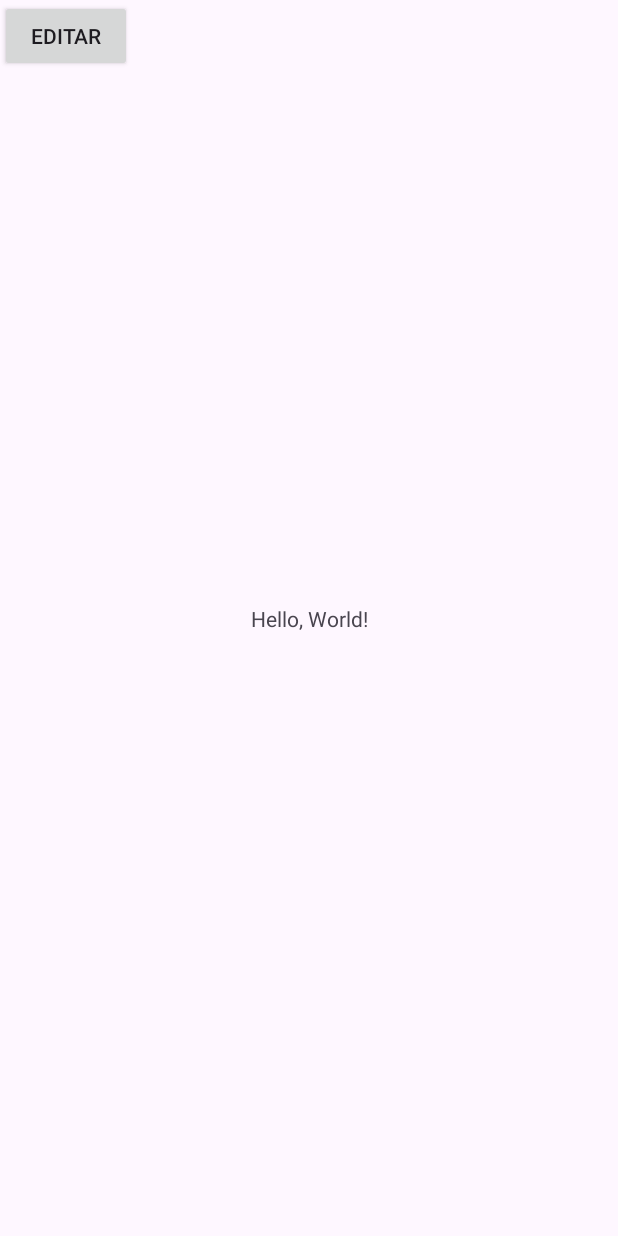
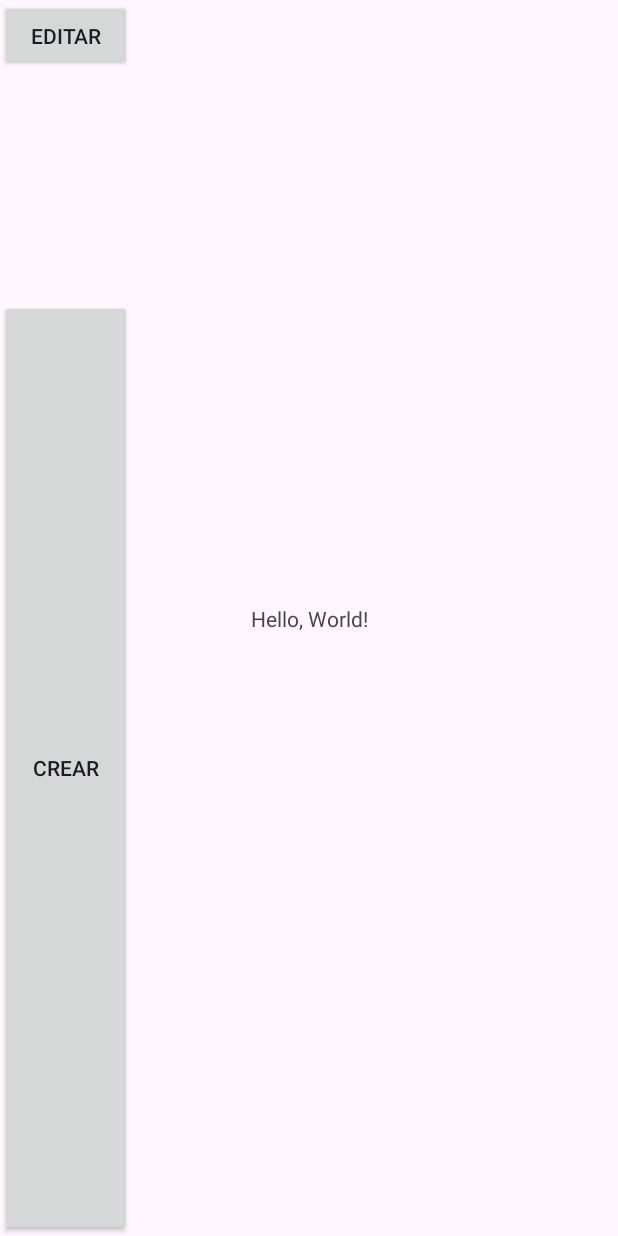
Before and after one commit to ValSua/DogApp, an Android app: the HelloWorldActivity screen opened directly, with no data from a screen before it, on a phone screen of 412 x 824 dp. Run offline under Robolectric (Android 15) with nearby library versions, the phone set to English and light mode, and no system bars; Roboto replaces fonts that are not available here.

Commit message:
link crear y editar eh hello

```diff
--- a/app/src/main/java/com/example/dogapp/HelloWorldActivity.kt
+++ b/app/src/main/java/com/example/dogapp/HelloWorldActivity.kt
@@ -1,5 +1,6 @@
 package com.example.dogapp
 
+import android.annotation.SuppressLint
 import android.content.Intent
 import android.os.Bundle
 import android.view.View
@@ -9,12 +10,15 @@ import androidx.fragment.app.Fragment
 import androidx.fragment.app.FragmentActivity
 import androidx.navigation.findNavController
 
+
 class HelloWorldActivity : FragmentActivity() {
+    @SuppressLint("MissingInflatedId")
     override fun onCreate(savedInstanceState: Bundle?) {
         super.onCreate(savedInstanceState)
         setContentView(R.layout.activity_hello_world)
 
         val botonEditarCita: Button = findViewById(R.id.btn_editar_Cita)
+        val btnCrearCita: Button = findViewById(R.id.btn_nueva_Cita)
 
         botonEditarCita.setOnClickListener {
             // Iniciar com.example.dogapp.EditActivity cuando se haga clic en el botón
@@ -22,6 +26,12 @@ class HelloWorldActivity : FragmentActivity() {
             intent.putExtra("CITA_ID",1)
             startActivity(intent)
         }
+
+        btnCrearCita.setOnClickListener {
+            // Iniciar com.example.dogapp.EditActivity cuando se haga clic en el botón
+            val intent = Intent(this, CreateActivity::class.java)
+            startActivity(intent)
+        }
     }
 
 }
--- a/app/src/main/res/layout/activity_hello_world.xml
+++ b/app/src/main/res/layout/activity_hello_world.xml
@@ -21,6 +21,15 @@
         android:layout_width="wrap_content"
         android:layout_height="wrap_content"
         android:text="editar"
-        tools:ignore="MissingConstraints" />
+        tools:ignore="MissingConstraints"
+         />
+
+    <Button
+        android:id="@+id/btn_nueva_Cita"
+        android:layout_width="wrap_content"
+        android:layout_height="match_parent"
+        android:text="crear"
+        tools:ignore="MissingConstraints"
+        android:layout_marginTop="200dp"/>
 
 </androidx.constraintlayout.widget.ConstraintLayout>
```
Also changed, not shown: app/src/main/AndroidManifest.xml (+9 -3 lines), app/src/main/java/com/example/dogapp/CreateActivity.kt (added, +80 -0 lines), app/src/main/java/com/example/dogapp/view/fragment/NuevaCitaFragment.kt (deleted, +0 -91 lines), app/src/main/res/layout/auxactivity_main.xml (deleted, +0 -21 lines), app/src/main/res/layout/activity_create.xml (line endings or trailing spaces).
